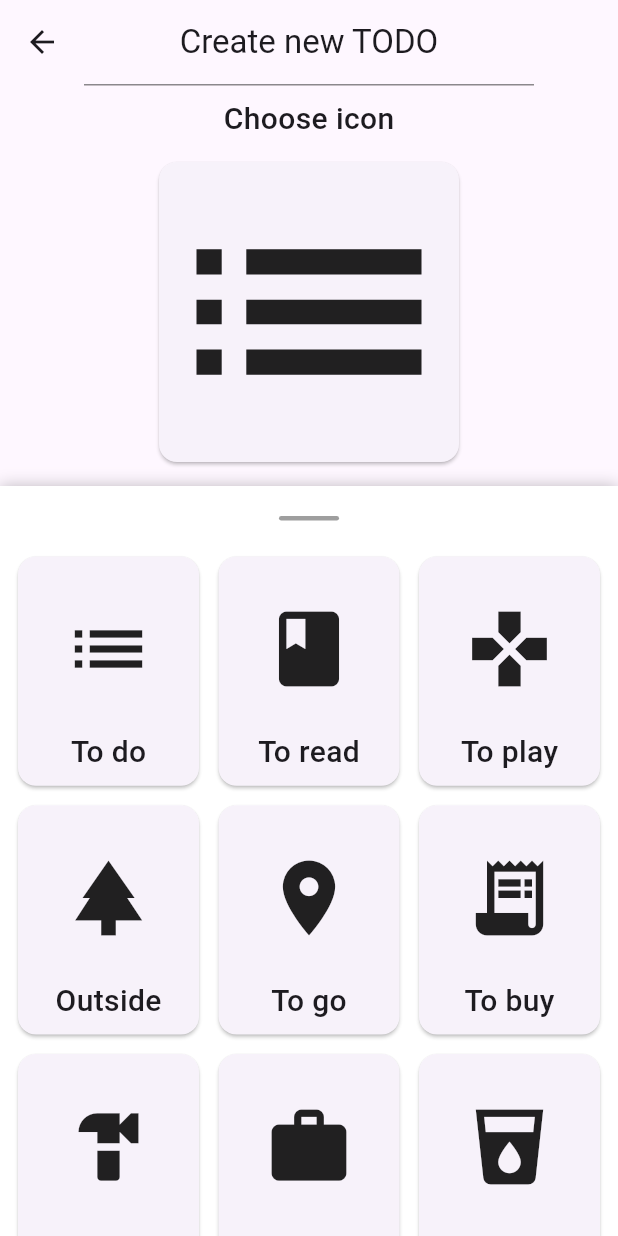
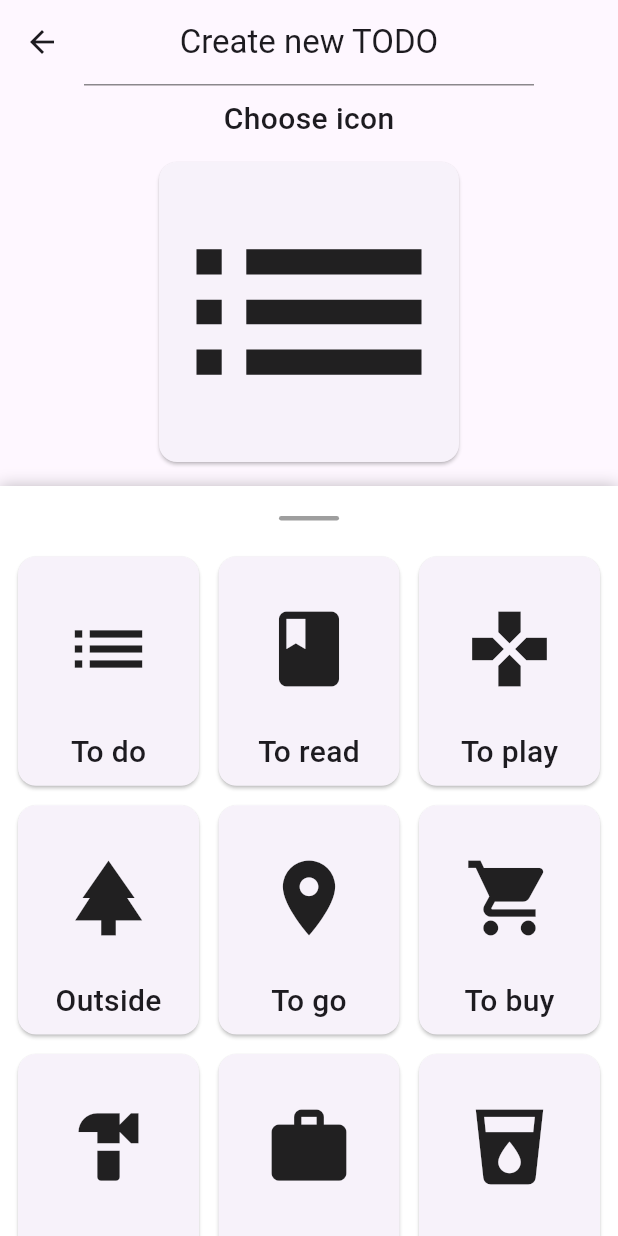
Before and after one commit to FilinSep/Flutter-TODO, a Flutter app: the TodoPage screen opened by its route, after a tap on the "list" icon, on a phone screen of 412 x 824 dp. Run offline on Flutter 3.47's test engine with Material 3 defaults, Android fonts, the phone set to English and light mode, and no system bars; drawn by our look-alikes of sliding_up_panel; our stand-ins replace go_router, introduction_screen, shared_preferences; accounts and stored records are empty.

Commit message:
Change icon

```diff
--- a/lib/repo/icons/icons_repo.dart
+++ b/lib/repo/icons/icons_repo.dart
@@ -7,7 +7,7 @@ class IconsRepo {
     'To play': Icons.gamepad,
     'Outside': Icons.park,
     'To go': Icons.place,
-    'To buy': Icons.receipt_long,
+    'To buy': Icons.shopping_cart,
     'To make': Icons.hardware,
     'To work': Icons.work,
     'To drink': Icons.local_drink,
```
